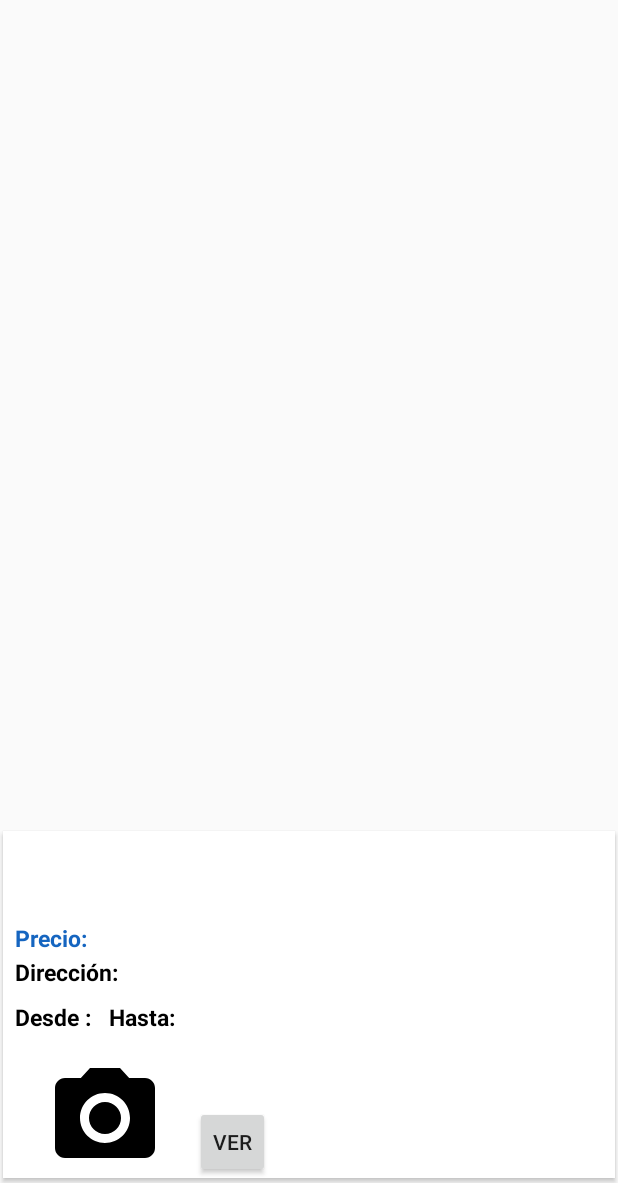
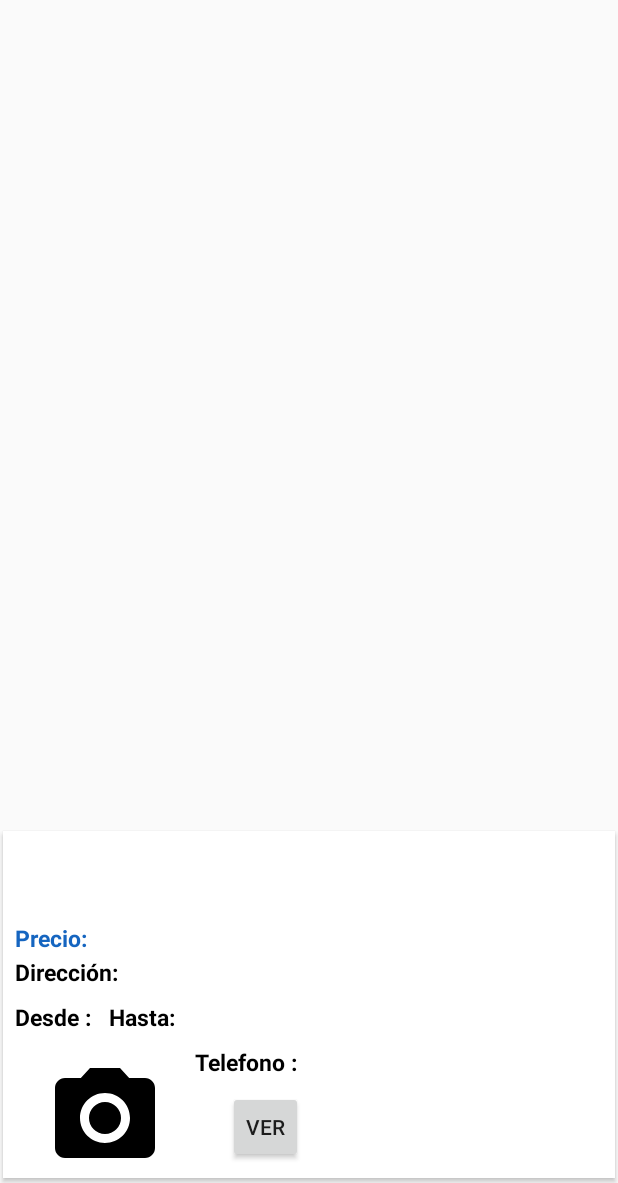
Before and after one commit to emelgarejo/AppParkingReservation, an Android app: the MapsActivity screen opened directly, with no data from a screen before it, on a phone screen of 412 x 824 dp, the part 53-1236 px from its top. Run offline under Robolectric (Android 15) with nearby library versions, the phone set to English and light mode, and no system bars; our stand-ins replace Picasso; pictures from the network do not load.

Commit message:
Merge remote-tracking branch 'remotes/origin/master' into FixGoogleMaps
# Conflicts:
#	.idea/gradle.xml

```diff
--- a/app/src/main/java/pe/edu/upc/appparkingreservation/activity/MapsActivity.java
+++ b/app/src/main/java/pe/edu/upc/appparkingreservation/activity/MapsActivity.java
@@ -52,6 +52,7 @@ public class MapsActivity extends FragmentActivity implements OnMapReadyCallback
     TextView pricexHourDetailTextView;
     TextView timeOpenTextView;
     TextView timeCloseTextView;
+    TextView phoneTextView;
     Button viewParkingLotButton;
 
 
@@ -95,6 +96,7 @@ public class MapsActivity extends FragmentActivity implements OnMapReadyCallback
         viewParkingLotButton =  (Button) findViewById(R.id.viewParkingButton);
         timeOpenTextView = (TextView) findViewById(R.id.timeOpenTextView);
         timeCloseTextView = (TextView) findViewById(R.id.timeCloseTextView);
+        phoneTextView = (TextView) findViewById(R.id.phoneTextView);
 
         parkingLotSelectedMaker = new MarkerOptions();
 
@@ -162,6 +164,7 @@ public class MapsActivity extends FragmentActivity implements OnMapReadyCallback
                             }
 
                             markerSelectedParkingLog = googleMap.addMarker(parkingLotSelectedMaker.position(makerSelected.getPosition()));
+
 
                             int IdParkingLot = Integer.valueOf(makerSelected.getTitle());
 
@@ -314,6 +317,7 @@ public class MapsActivity extends FragmentActivity implements OnMapReadyCallback
 
         timeOpenTextView.setText(myParkingLot.getOpenTime());
         timeCloseTextView.setText(myParkingLot.getCloseTime());
+        phoneTextView.setText(myParkingLot.getLocalPhone());
 
         cardViewDetail.setVisibility(View.VISIBLE);
     }
--- a/app/src/main/res/layout/activity_maps.xml
+++ b/app/src/main/res/layout/activity_maps.xml
@@ -190,6 +190,11 @@
                     android:layout_width="match_parent"
                     android:layout_height="match_parent">
 
+                    <LinearLayout
+                        android:orientation="horizontal"
+                        android:layout_width="match_parent"
+                        android:layout_height="match_parent">
+
                         <ImageView
                             android:id="@+id/parkLotImageView"
                             android:layout_width="120dp"
@@ -199,6 +204,48 @@
                             android:src="@drawable/ic_menu_camera"
                             android:layout_column="1"/>
 
+
+                        <TableLayout
+                            android:layout_width="match_parent"
+                            android:layout_height="match_parent"
+                            android:layout_gravity="left"
+                            android:gravity="left">
+
+                            <TableRow
+                            android:layout_width="match_parent"
+                            android:layout_height="match_parent">
+
+                                <TextView
+                                    android:id="@+id/textViewPhone"
+                                    android:layout_width="match_parent"
+                                    android:layout_height="20dp"
+                                    android:gravity="top"
+                                    android:text="Telefono : "
+                                    android:textColor="@android:color/black"
+                                    android:textSize="15sp"
+                                    android:textStyle="bold"
+                                    android:layout_marginBottom="10dp"
+                                    android:layout_column="1" />
+
+                                <TextView
+                                    android:id="@+id/phoneTextView"
+                                    android:layout_width="match_parent"
+                                    android:layout_height="20dp"
+                                    android:gravity="top"
+                                    android:text=""
+                                    android:textColor="@android:color/black"
+                                    android:textSize="15sp"
+                                    android:textStyle="bold"
+                                    android:layout_marginBottom="10dp"
+                                    android:layout_column="2" />
+
+                            </TableRow>
+
+
+                            <TableRow
+                                android:layout_width="match_parent"
+                                android:layout_height="match_parent">
+
                                 <Button
                                     style="?android:attr/buttonStyleSmall"
                                     android:layout_width="fill_parent"
@@ -206,7 +253,24 @@
                                     android:text="Ver"
                                     android:id="@+id/viewParkingButton"
                                     android:layout_gravity="bottom|right"
-                    android:layout_column="2" />
+                                    android:layout_column="1" />
+
+                            </TableRow>
+                        </TableLayout>
+
+
+
+
+
+
+
+
+
+
+
+
+
+                    </LinearLayout>
 
                 </TableRow>
             </TableLayout>
```
Lines whose indentation alone changed are shown as unchanged.
